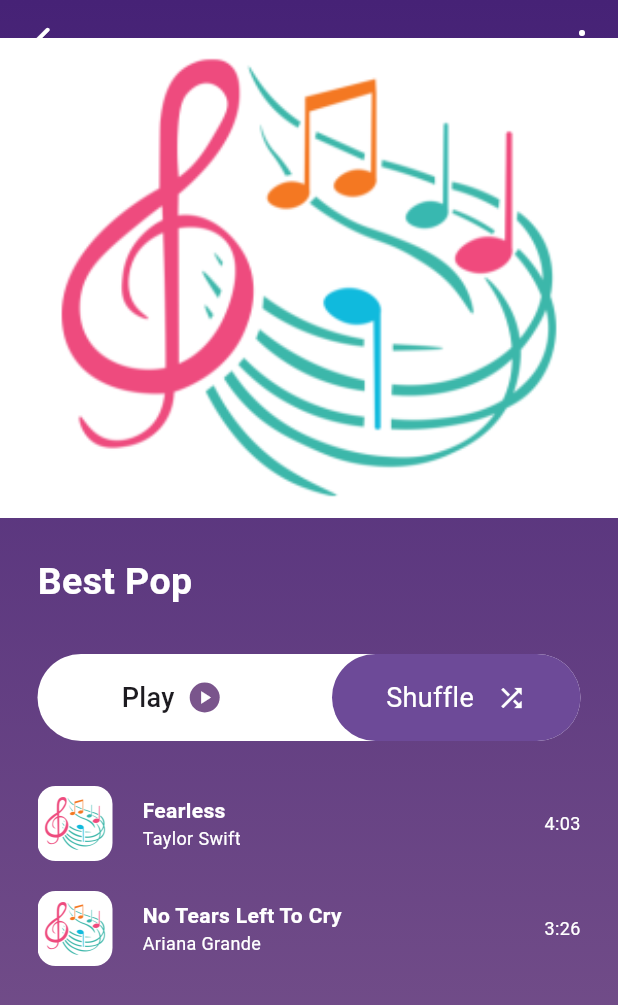
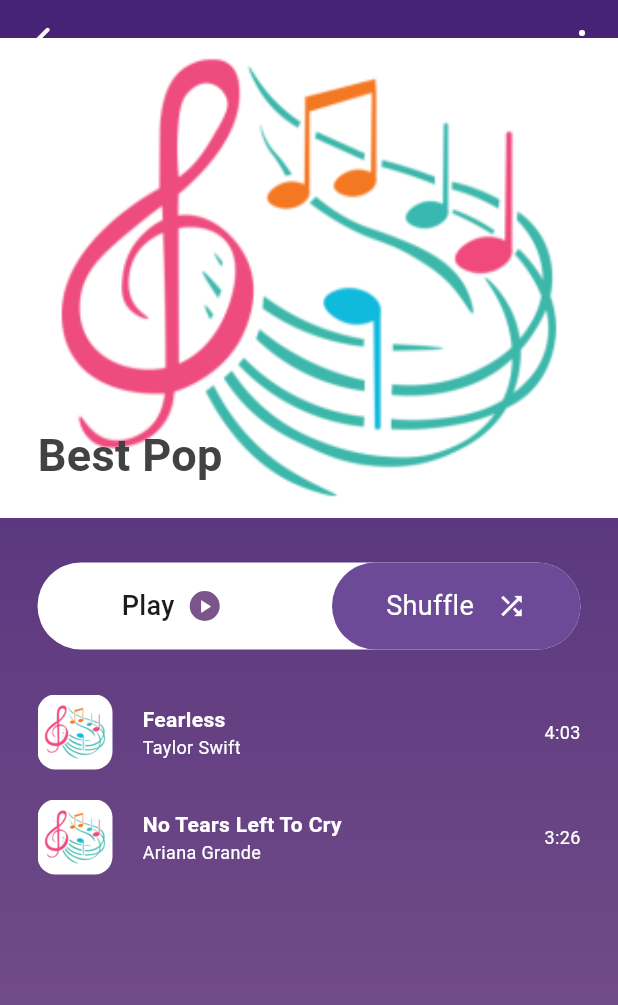
Before and after one commit to AlexEduV/music_player_flutter, a Flutter app: the screen it shows after launch, after a tap on "Best Pop", on a phone screen of 412 x 824 dp. Shown: the top 1005 px of the screen. Run offline on Flutter 3.47's test engine with Material 3 defaults, Android fonts, the phone set to English and light mode, and no system bars; our stand-ins replace gap, go_router.

Commit message:
redesigned cover image in details page;

```diff
--- a/lib/pages/playlist_details_page.dart
+++ b/lib/pages/playlist_details_page.dart
@@ -73,25 +73,9 @@ class _PlaylistDetailsPageState extends State<PlaylistDetailsPage> {
             children: [
 
               //big cover picture centered
-              CoverImageLarge(coverImageSource: playList.playListCoverSource,),
-
-              const Gap(25.0),
-
-              //playlist title
-              Row(
-                children: [
-                  Padding(
-                    padding: const EdgeInsets.symmetric(horizontal: 25),
-                    child: Text(
-                      playList.name,
-                      style: const TextStyle(
-                        fontWeight: FontWeight.bold,
-                        fontSize: 25,
-                        color: Colors.white,
-                      ),
-                    ),
-                  ),
-                ],
+              CoverImageLarge(
+                coverImageSource: playList.playListCoverSource,
+                label: playList.name,
               ),
 
               const Gap(30.0),
--- a/lib/widgets/cover_image_large.dart
+++ b/lib/widgets/cover_image_large.dart
@@ -2,15 +2,20 @@ import 'package:flutter/material.dart';
 
 class CoverImageLarge extends StatelessWidget {
   final String coverImageSource;
+  final String label;
 
   const CoverImageLarge({
     required this.coverImageSource,
+    required this.label,
     super.key,
   });
 
   @override
   Widget build(BuildContext context) {
-    return Container(
+    return Stack(
+      children: [
+
+        Container(
           decoration: BoxDecoration(
             image: DecorationImage(
               image: AssetImage(
@@ -20,6 +25,28 @@ class CoverImageLarge extends StatelessWidget {
             ),
           ),
           height: 320,
+        ),
+
+        //playlist title
+        Positioned(
+          bottom: 20,
+          child: Row(
+            children: [
+              Padding(
+                padding: const EdgeInsets.symmetric(horizontal: 25),
+                child: Text(
+                  label,
+                  style: TextStyle(
+                    fontWeight: FontWeight.bold,
+                    fontSize: 30,
+                    color: Colors.grey[800],
+                  ),
+                ),
+              ),
+            ],
+          ),
+        )
+      ],
     );
   }
 }
```
Lines whose indentation alone changed are shown as unchanged.
